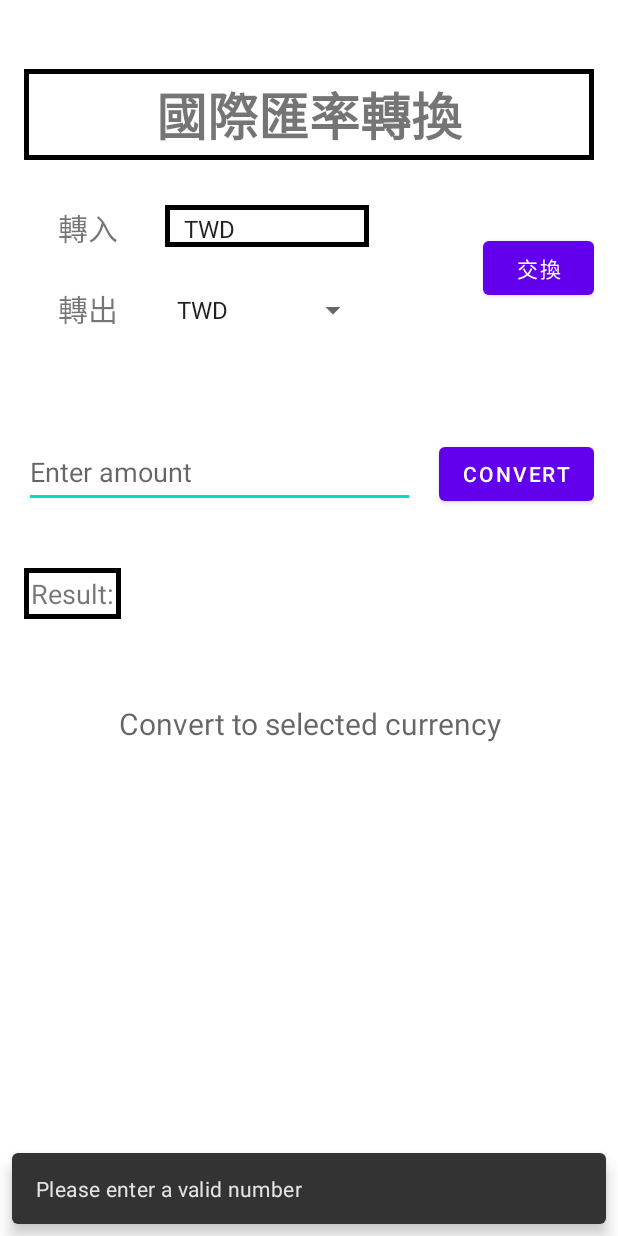
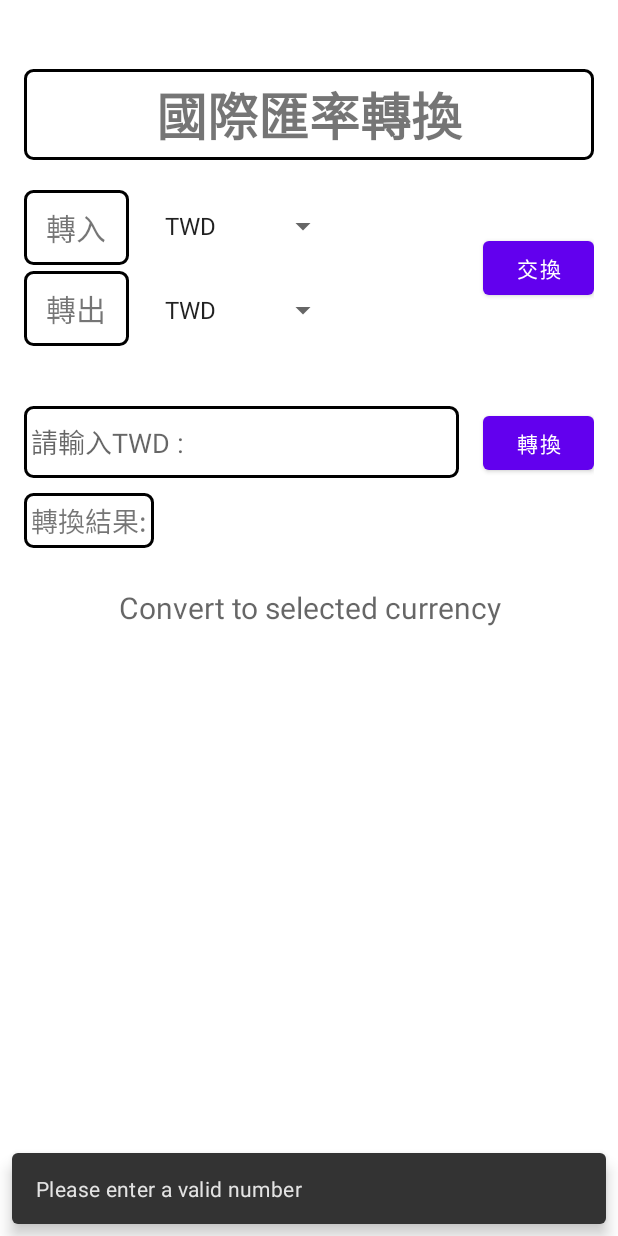
Before and after one commit to lonely10834/ExchangeRate, an Android app: the screen it shows after launch (MainActivity), after a tap on "交換", on a phone screen of 412 x 824 dp. Run offline under Robolectric (Android 15) with nearby library versions, the phone set to English and light mode, and no system bars.

Commit message:
新增模式變更邊框顏色，未完成

```diff
--- a/app/build.gradle
+++ b/app/build.gradle
@@ -33,6 +33,11 @@ android {
     buildFeatures {
         viewBinding true
     }
+    sourceSets {
+        main {
+            res.srcDirs += 'src/main/res'
+        }
+    }
 }
 
 dependencies {
--- a/app/src/main/java/com/example/myapp01/MainActivity.kt
+++ b/app/src/main/java/com/example/myapp01/MainActivity.kt
@@ -13,23 +13,27 @@ import kotlinx.coroutines.withContext
 import org.json.JSONObject
 import java.net.URL
 import android.content.Context
+import android.content.res.Configuration
+import android.graphics.drawable.GradientDrawable
 import android.view.inputmethod.InputMethodManager
-import android.widget.ArrayAdapter
 import java.util.Date
 import java.text.SimpleDateFormat
 import java.util.*
 import java.io.File
 import android.net.ConnectivityManager
 import android.net.NetworkCapabilities
-import android.widget.Button
-import android.widget.Spinner
+import android.view.View
+import android.widget.*
+import androidx.appcompat.app.AppCompatDelegate
+import androidx.constraintlayout.widget.ConstraintLayout
+import androidx.core.content.ContextCompat
 import java.io.FileNotFoundException
 
 
 
 class MainActivity : AppCompatActivity() {
-
     private lateinit var binding: ActivityMainBinding
+    private lateinit var editText: EditText
     // Define a list of currencies to support
     private val currencies = arrayOf("TWD", "USD", "JPY", "CAD")
     private var buildTime: String? = null
@@ -45,6 +49,10 @@ class MainActivity : AppCompatActivity() {
         super.onCreate(savedInstanceState)
         binding = ActivityMainBinding.inflate(layoutInflater)
         setContentView(binding.root)
+        val configuration = resources.configuration
+        onConfigurationChanged(configuration)
+
+        AppCompatDelegate.setDefaultNightMode(AppCompatDelegate.MODE_NIGHT_NO) //強制淺色模式
 
         // Get references to UI elements
         val currencyEditText = binding.amountEditText
@@ -52,10 +60,12 @@ class MainActivity : AppCompatActivity() {
         val resultTextView = binding.resultTextView
         val resultTextView01 = binding.resultTextView01
         val swapButton = findViewById<Button>(R.id.swap_button)
+
         initialExchangeRate(this)
 
         // Initialize InputMethodManager
         imm = getSystemService(INPUT_METHOD_SERVICE) as InputMethodManager
+
 
         // Populate the spinners with currencies
         ArrayAdapter(this, android.R.layout.simple_spinner_item, currencies).also { adapter ->
@@ -64,13 +74,25 @@ class MainActivity : AppCompatActivity() {
             binding.toCurrencySpinner.adapter = adapter
         }
 
+        binding.fromCurrencySpinner.onItemSelectedListener = object : AdapterView.OnItemSelectedListener {
+            override fun onItemSelected(parent: AdapterView<*>?, view: View?, position: Int, id: Long) {
+                val selectedCurrency = currencies[position]
+                binding.amountEditText.hint = getString(R.string.enter_amount_in, selectedCurrency)
+            }
+            override fun onNothingSelected(parent: AdapterView<*>?) {
+                // Do nothing
+            }
+        }
 
+
+
+        //按下交換按鈕
         swapButton.setOnClickListener {
             swapSpinnerItems()
-            val from_Currency = binding.fromCurrencySpinner.selectedItem
-            val to_Currency = binding.toCurrencySpinner.selectedItem
-            binding.fromCurrencySpinner.setSelection(currencies.indexOf(to_Currency))
-            binding.toCurrencySpinner.setSelection(currencies.indexOf(from_Currency))
+            val spinnerFromCurrency = binding.fromCurrencySpinner.selectedItem
+            val spinnerToCurrency = binding.toCurrencySpinner.selectedItem
+            binding.fromCurrencySpinner.setSelection(currencies.indexOf(spinnerToCurrency))
+            binding.toCurrencySpinner.setSelection(currencies.indexOf(spinnerFromCurrency))
             // Get currency amount from the EditText
             val currencyAmount = currencyEditText.text.toString().toDoubleOrNull()
             // If the input is not a valid number, show an error message and return
@@ -97,9 +119,9 @@ class MainActivity : AppCompatActivity() {
                 },
                 context = this // pass the current context here
             )
-            resultTextView01.text = getString(R.string.exchange_rate_result, from_Currency, to_Currency)
+            resultTextView01.text = getString(R.string.exchange_rate_result, spinnerFromCurrency, spinnerToCurrency)
         }
-
+        //按下轉換按鈕
         convertButton.setOnClickListener {
             // Hide the keyboard
             imm.hideSoftInputFromWindow(currencyEditText.windowToken, 0)
@@ -160,6 +182,35 @@ class MainActivity : AppCompatActivity() {
         // Set the selected items back to their original positions
         fromSpinner.setSelection(toIndex, true)
         toSpinner.setSelection(fromIndex, true)
+    }
+
+private fun updateBorderColor() {
+    val isDarkMode = resources.configuration.uiMode and Configuration.UI_MODE_NIGHT_MASK == Configuration.UI_MODE_NIGHT_YES
+    val borderColorResId = if (isDarkMode) R.color.border_color_light else R.color.border_color_dark
+    val borderColorStateList = ContextCompat.getColorStateList(this, borderColorResId)
+    val borderDrawable = ContextCompat.getDrawable(this, R.drawable.border)
+    borderDrawable?.let { drawable ->
+        if (drawable is GradientDrawable) {
+            drawable.setStroke(2, borderColorStateList)
+            drawable.state = intArrayOf(android.R.attr.state_enabled)
+        }
+    }
+    editText.isEnabled = !isDarkMode
+}
+
+
+    override fun onConfigurationChanged(newConfig: Configuration) {
+        super.onConfigurationChanged(newConfig)
+
+        // 獲取當前的深色模式或淺色模式
+        var currentUiMode = newConfig.uiMode and Configuration.UI_MODE_NIGHT_MASK
+
+        // 使用者改變深色模式與否
+        if (newConfig.uiMode and Configuration.UI_MODE_NIGHT_MASK != currentUiMode) {
+            currentUiMode = newConfig.uiMode and Configuration.UI_MODE_NIGHT_MASK
+            val isDarkMode = currentUiMode == Configuration.UI_MODE_NIGHT_YES
+            updateBorderColor()
+        }
     }
 
 
--- /dev/null
+++ b/app/src/main/res/color/border_color.xml
@@ -0,0 +1,5 @@
+<?xml version="1.0" encoding="utf-8"?>
+<selector xmlns:android="http://schemas.android.com/apk/res/android">
+    <item android:color="@color/black" android:state_enabled="true" android:theme="@style/Border.Black"/>
+    <item android:color="@color/white" android:state_enabled="false" android:theme="@style/Border.White"/>
+</selector>
--- a/app/src/main/res/drawable/border.xml
+++ b/app/src/main/res/drawable/border.xml
@@ -2,8 +2,9 @@
 <shape xmlns:android="http://schemas.android.com/apk/res/android"
     android:shape="rectangle">
     <stroke
-        android:width="3dp"
-        android:color="#000000" />
+        android:width="2dp"
+        android:color="@color/border_color" />
+    <corners android:radius="5dp" />
     <padding
         android:left="5dp"
         android:top="5dp"
--- a/app/src/main/res/layout/activity_main.xml
+++ b/app/src/main/res/layout/activity_main.xml
@@ -7,6 +7,7 @@
     android:orientation="vertical"
     android:padding="16dp"
     tools:context=".MainActivity">
+
 
     <TextView
         android:layout_width="match_parent"
@@ -22,7 +23,6 @@
         android:layout_width="match_parent"
         android:layout_height="104dp"
         android:layout_marginTop="20dp">
-
 
         <Button
             android:id="@+id/swap_button"
@@ -41,8 +41,7 @@
             android:id="@+id/textView1"
             android:layout_width="70dp"
             android:layout_height="50dp"
-            android:layout_marginStart="8dp"
-
+            android:background="@drawable/border"
             android:gravity="center"
             android:text="@string/convert_in"
             android:textSize="20sp"
@@ -51,12 +50,12 @@
 
         <Spinner
             android:id="@+id/from_currency_spinner"
-            android:layout_width="136dp"
+            android:layout_width="124dp"
             android:layout_height="28dp"
             android:layout_marginStart="16dp"
             android:layout_marginTop="10dp"
             android:layout_weight="1"
-            android:background="@drawable/border"
+            android:spinnerMode="dropdown"
             app:layout_constraintStart_toEndOf="@+id/textView1"
             app:layout_constraintTop_toTopOf="parent"
             tools:ignore="MissingConstraints" />
@@ -65,8 +64,7 @@
             android:id="@+id/textView2"
             android:layout_width="70dp"
             android:layout_height="50dp"
-            android:layout_marginStart="8dp"
-
+            android:background="@drawable/border"
             android:gravity="center"
             android:text="@string/convert_out"
             android:textSize="20sp"
@@ -75,7 +73,7 @@
 
         <Spinner
             android:id="@+id/to_currency_spinner"
-            android:layout_width="136dp"
+            android:layout_width="124dp"
             android:layout_height="28dp"
             android:layout_marginStart="16dp"
             android:layout_marginBottom="10dp"
@@ -90,7 +88,7 @@
     <LinearLayout
         android:layout_width="match_parent"
         android:layout_height="wrap_content"
-        android:layout_marginTop="40dp"
+        android:layout_marginTop="20dp"
         android:orientation="horizontal">
 
         <EditText
@@ -100,6 +98,7 @@
             android:layout_marginTop="20dp"
             android:layout_weight="1"
             android:hint="@string/enter_amount"
+            android:background="@drawable/border"
             android:imeOptions="actionDone"
             android:inputType="numberDecimal"
             android:minHeight="48dp" />
@@ -110,7 +109,7 @@
 
         <Button
             android:id="@+id/convertButton"
-            android:layout_width="wrap_content"
+            android:layout_width="74dp"
             android:layout_height="wrap_content"
             android:layout_marginTop="20dp"
             android:text="@string/convert" />
@@ -120,7 +119,7 @@
         android:id="@+id/resultLabel"
         android:layout_width="wrap_content"
         android:layout_height="wrap_content"
-        android:layout_marginTop="40dp"
+        android:layout_marginTop="10dp"
         android:background="@drawable/border"
         android:text="@string/result_label"
         android:textSize="18sp" />
@@ -129,7 +128,7 @@
         android:id="@+id/resultTextView"
         android:layout_width="match_parent"
         android:layout_height="wrap_content"
-        android:layout_marginTop="40dp"
+        android:layout_marginTop="10dp"
         android:gravity="center"
         android:hint="@string/result_hint"
         android:padding="16dp"
@@ -140,7 +139,7 @@
         android:id="@+id/resultTextView01"
         android:layout_width="match_parent"
         android:layout_height="wrap_content"
-        android:layout_marginTop="40dp"
+        android:layout_marginTop="10dp"
         android:gravity="center"
         android:padding="16dp"
         android:textSize="20sp"
--- a/app/src/main/res/values/colors.xml
+++ b/app/src/main/res/values/colors.xml
@@ -7,4 +7,8 @@
     <color name="teal_700">#FF018786</color>
     <color name="black">#FF000000</color>
     <color name="white">#FFFFFFFF</color>
+
+    <color name="border_color_dark">#FFFFFF</color>
+    <color name="border_color_light">#000000</color>
+
 </resources>
--- a/app/src/main/res/values/strings.xml
+++ b/app/src/main/res/values/strings.xml
@@ -12,15 +12,16 @@
     <string name="from_currency_label">From currency:</string>
     <string name="to_currency_label">To currency:</string>
     <string name="amount_hint">Enter amount</string>
-    <string name="result_label">Result:</string>
+    <string name="result_label">轉換結果:</string>
     <string name="result_hint">Convert to selected currency</string>
     <string name="exchange_rate_result">1 %1$s = %2$s</string>
-    <string name="convert">Convert</string>
+    <string name="convert">轉換</string>
     <string name="enter_amount">Enter amount</string>
     <string name="convert_out">轉出</string>
     <string name="convert_in">轉入</string>
     <string name="swap">交換</string>
     <string name="ExchangeRate">國際匯率轉換</string>
+    <string name="enter_amount_in">請輸入%1$s :</string>
 
 
 </resources>
--- /dev/null
+++ b/app/src/main/res/values/style.xml
@@ -0,0 +1,17 @@
+<?xml version="1.0" encoding="utf-8"?>
+<resources>
+    <style name="Border" parent="@android:style/Widget.EditText">
+        <item name="android:background">@color/border_color</item>
+
+        <item name="android:textColor">@color/black</item>
+
+    </style>
+
+    <style name="Border.Black">
+        <item name="colorPrimary">@color/black</item>
+    </style>
+
+    <style name="Border.White">
+        <item name="colorPrimary">@color/white</item>
+    </style>
+</resources>
```
Also changed, not shown: app/src/main/res/values/themes.xml (line endings or trailing spaces).
